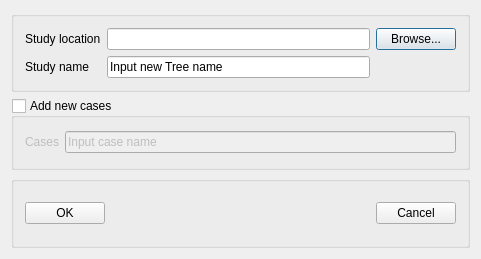
First picture: the form in cfd_study/src/CFDSTUDYGUI/SetTreeLocationDialog.ui, repository code-saturne/salome_cfd_extensions, before the edit.
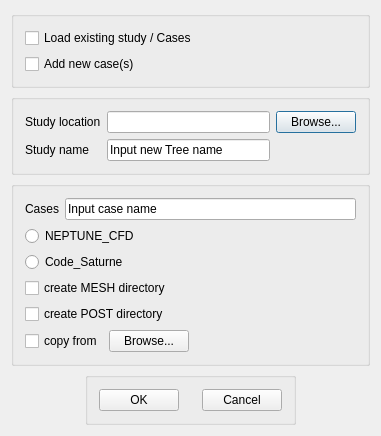
Second picture: the form after the edit.

Commit message: update CFDSTUDY : modify open popup and set cfd study location

Patch:
```diff
--- a/cfd_study/src/CFDSTUDYGUI/SetTreeLocationDialog.ui
+++ b/cfd_study/src/CFDSTUDYGUI/SetTreeLocationDialog.ui
@@ -1,12 +1,12 @@
 <ui version="4.0" >
  <class>SetTreeLocationDialog</class>
- <widget class="QDialog" name="SetTreeLocationDialog" >
-  <property name="geometry" >
+ <widget class="QDialog" name="SetTreeLocationDialog">
+  <property name="geometry">
    <rect>
     <x>0</x>
     <y>0</y>
-    <width>481</width>
-    <height>259</height>
+    <width>381</width>
+    <height>378</height>
    </rect>
   </property>
   <property name="windowTitle" >
@@ -15,30 +15,62 @@
   <property name="modal" >
    <bool>true</bool>
   </property>
-  <layout class="QVBoxLayout" >
-   <item>
-    <widget class="QGroupBox" name="StudyGB" >
-     <property name="title" >
+  <layout class="QGridLayout" name="gridLayout_4">
+   <item row="0" column="0">
+    <widget class="QGroupBox" name="groupBox">
+     <property name="title">
       <string/>
      </property>
-     <layout class="QGridLayout" >
-      <item row="0" column="2" >
-       <widget class="QPushButton" name="BrowseButton" >
-        <property name="text" >
+     <layout class="QGridLayout" name="gridLayout_3">
+      <item row="0" column="0">
+       <widget class="QCheckBox" name="checkBoxLoad">
+        <property name="text">
+         <string>Load existing study / Cases</string>
+        </property>
+       </widget>
+      </item>
+      <item row="1" column="0">
+       <widget class="QCheckBox" name="checkBoxCreate">
+        <property name="text">
+         <string>Add new case(s)</string>
+        </property>
+       </widget>
+      </item>
+     </layout>
+    </widget>
+   </item>
+   <item row="1" column="0">
+    <widget class="QGroupBox" name="StudyGB">
+     <property name="title">
+      <string/>
+     </property>
+     <property name="checkable">
+      <bool>false</bool>
+     </property>
+     <layout class="QGridLayout" name="gridLayout_2">
+      <item row="0" column="0">
+       <widget class="QLabel" name="StudyDirLabel">
+        <property name="text">
+         <string>Study location</string>
+        </property>
+        <property name="wordWrap">
+         <bool>false</bool>
+        </property>
+       </widget>
+      </item>
+      <item row="0" column="1">
+       <widget class="QLineEdit" name="StudyDirName"/>
+      </item>
+      <item row="0" column="2">
+       <widget class="QPushButton" name="BrowseButton">
+        <property name="text">
          <string>Browse...</string>
         </property>
        </widget>
       </item>
-      <item row="1" column="1" >
-       <widget class="QLineEdit" name="StudyLineEdit" >
-        <property name="text" >
-         <string>Input new Tree name</string>
-        </property>
-       </widget>
-      </item>
-      <item row="1" column="0" >
-       <widget class="QLabel" name="NameLabel" >
-        <property name="text" >
+      <item row="1" column="0">
+       <widget class="QLabel" name="NameLabel">
+        <property name="text">
          <string>Study name</string>
         </property>
         <property name="wordWrap" >
@@ -46,37 +78,31 @@
         </property>
        </widget>
       </item>
-      <item row="0" column="0" >
-       <widget class="QLabel" name="StudyDirLabel" >
-        <property name="text" >
-         <string>Study location</string>
+      <item row="1" column="1">
+       <widget class="QLineEdit" name="StudyLineEdit">
+        <property name="text">
+         <string>Input new Tree name</string>
         </property>
-        <property name="wordWrap" >
-         <bool>false</bool>
-        </property>
        </widget>
       </item>
-      <item row="0" column="1" >
-       <widget class="QLineEdit" name="StudyDirName" />
-      </item>
      </layout>
     </widget>
    </item>
-   <item>
-    <widget class="QGroupBox" name="CaseGroupBox" >
-     <property name="title" >
-      <string>Add new cases</string>
+   <item row="2" column="0">
+    <widget class="QGroupBox" name="CaseGroupBox">
+     <property name="title">
+      <string/>
      </property>
-     <property name="checkable" >
-      <bool>true</bool>
+     <property name="checkable">
+      <bool>false</bool>
      </property>
      <property name="checked" >
       <bool>false</bool>
      </property>
-     <layout class="QGridLayout" >
-      <item row="0" column="0" >
-       <widget class="QLabel" name="CaseLabel" >
-        <property name="text" >
+     <layout class="QGridLayout" name="gridLayout">
+      <item row="0" column="0">
+       <widget class="QLabel" name="CaseLabel">
+        <property name="text">
          <string>Cases</string>
         </property>
         <property name="wordWrap" >
@@ -84,58 +110,151 @@
         </property>
        </widget>
       </item>
-      <item row="0" column="1" >
-       <widget class="QLineEdit" name="CaseLineEdit" >
-        <property name="text" >
+      <item row="0" column="1">
+       <widget class="QLineEdit" name="CaseLineEdit">
+        <property name="text">
          <string>Input case name</string>
         </property>
        </widget>
       </item>
+      <item row="1" column="0" colspan="2">
+       <layout class="QVBoxLayout" name="verticalLayout">
+        <item>
+         <widget class="QRadioButton" name="radioButtonNeptune">
+          <property name="text">
+           <string>NEPTUNE_CFD</string>
+          </property>
+         </widget>
+        </item>
+        <item>
+         <widget class="QRadioButton" name="radioButtonSaturne">
+          <property name="text">
+           <string>Code_Saturne</string>
+          </property>
+         </widget>
+        </item>
+        <item>
+         <widget class="QCheckBox" name="checkBoxMesh">
+          <property name="text">
+           <string>create MESH directory</string>
+          </property>
+         </widget>
+        </item>
+        <item>
+         <widget class="QCheckBox" name="checkBoxPOST">
+          <property name="text">
+           <string>create POST directory</string>
+          </property>
+         </widget>
+        </item>
+        <item>
+         <layout class="QHBoxLayout" name="horizontalLayout_2">
+          <item>
+           <widget class="QCheckBox" name="checkBoxCopyFrom">
+            <property name="text">
+             <string>copy from</string>
+            </property>
+           </widget>
+          </item>
+          <item>
+           <widget class="QPushButton" name="BrowseButtonCopy">
+            <property name="text">
+             <string>Browse...</string>
+            </property>
+           </widget>
+          </item>
+          <item>
+           <spacer name="horizontalSpacer">
+            <property name="orientation">
+             <enum>Qt::Horizontal</enum>
+            </property>
+            <property name="sizeHint" stdset="0">
+             <size>
+              <width>40</width>
+              <height>20</height>
+             </size>
+            </property>
+           </spacer>
+          </item>
+         </layout>
+        </item>
+       </layout>
+      </item>
      </layout>
     </widget>
    </item>
-   <item>
-    <widget class="QGroupBox" name="groupBox2" >
-     <property name="title" >
-      <string/>
-     </property>
-     <layout class="QHBoxLayout" >
-      <item>
-       <widget class="QPushButton" name="OKButton" >
-        <property name="text" >
-         <string>OK</string>
-        </property>
-       </widget>
-      </item>
-      <item>
-       <spacer name="spacer2" >
-        <property name="orientation" >
-         <enum>Qt::Horizontal</enum>
-        </property>
-        <property name="sizeType" >
-         <enum>QSizePolicy::Expanding</enum>
-        </property>
-        <property name="sizeHint" stdset="0" >
-         <size>
-          <width>261</width>
-          <height>20</height>
-         </size>
-        </property>
-       </spacer>
-      </item>
-      <item>
-       <widget class="QPushButton" name="CancelButton" >
-        <property name="text" >
-         <string>Cancel</string>
-        </property>
-       </widget>
-      </item>
-     </layout>
-    </widget>
+   <item row="3" column="0">
+    <layout class="QHBoxLayout" name="horizontalLayout">
+     <item>
+      <spacer name="horizontalSpacer_4">
+       <property name="orientation">
+        <enum>Qt::Horizontal</enum>
+       </property>
+       <property name="sizeHint" stdset="0">
+        <size>
+         <width>78</width>
+         <height>20</height>
+        </size>
+       </property>
+      </spacer>
+     </item>
+     <item>
+      <widget class="QGroupBox" name="groupBox2">
+       <property name="title">
+        <string/>
+       </property>
+       <layout class="QHBoxLayout">
+        <item>
+         <widget class="QPushButton" name="OKButton">
+          <property name="text">
+           <string>OK</string>
+          </property>
+         </widget>
+        </item>
+        <item>
+         <spacer name="spacer2">
+          <property name="orientation">
+           <enum>Qt::Horizontal</enum>
+          </property>
+          <property name="sizeType">
+           <enum>QSizePolicy::Expanding</enum>
+          </property>
+          <property name="sizeHint" stdset="0">
+           <size>
+            <width>20</width>
+            <height>20</height>
+           </size>
+          </property>
+         </spacer>
+        </item>
+        <item>
+         <widget class="QPushButton" name="CancelButton">
+          <property name="text">
+           <string>Cancel</string>
+          </property>
+         </widget>
+        </item>
+       </layout>
+      </widget>
+     </item>
+     <item>
+      <spacer name="horizontalSpacer_5">
+       <property name="orientation">
+        <enum>Qt::Horizontal</enum>
+       </property>
+       <property name="sizeHint" stdset="0">
+        <size>
+         <width>78</width>
+         <height>20</height>
+        </size>
+       </property>
+      </spacer>
+     </item>
+    </layout>
    </item>
   </layout>
  </widget>
- <layoutdefault spacing="6" margin="11" />
+ <layoutdefault spacing="6" margin="11"/>
  <pixmapfunction>qPixmapFromMimeSource</pixmapfunction>
  <resources/>
  <connections>
```
Left out of the diff: 41 changed lines with no effect on the pictures. The commit also changes 7 other files.
